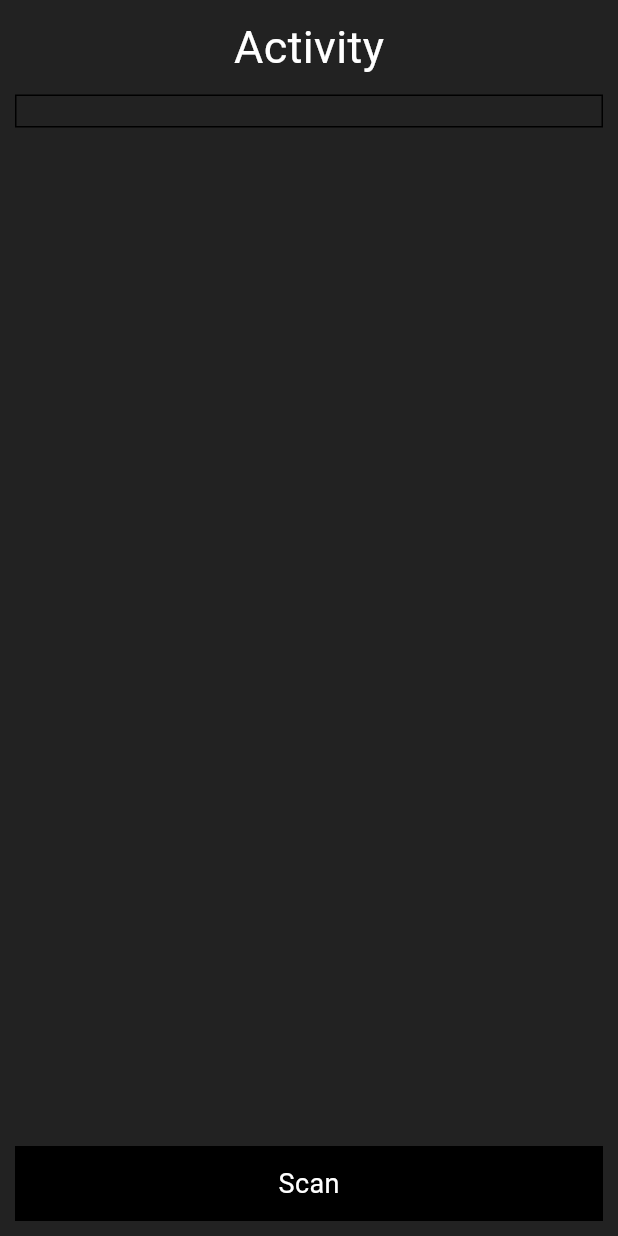
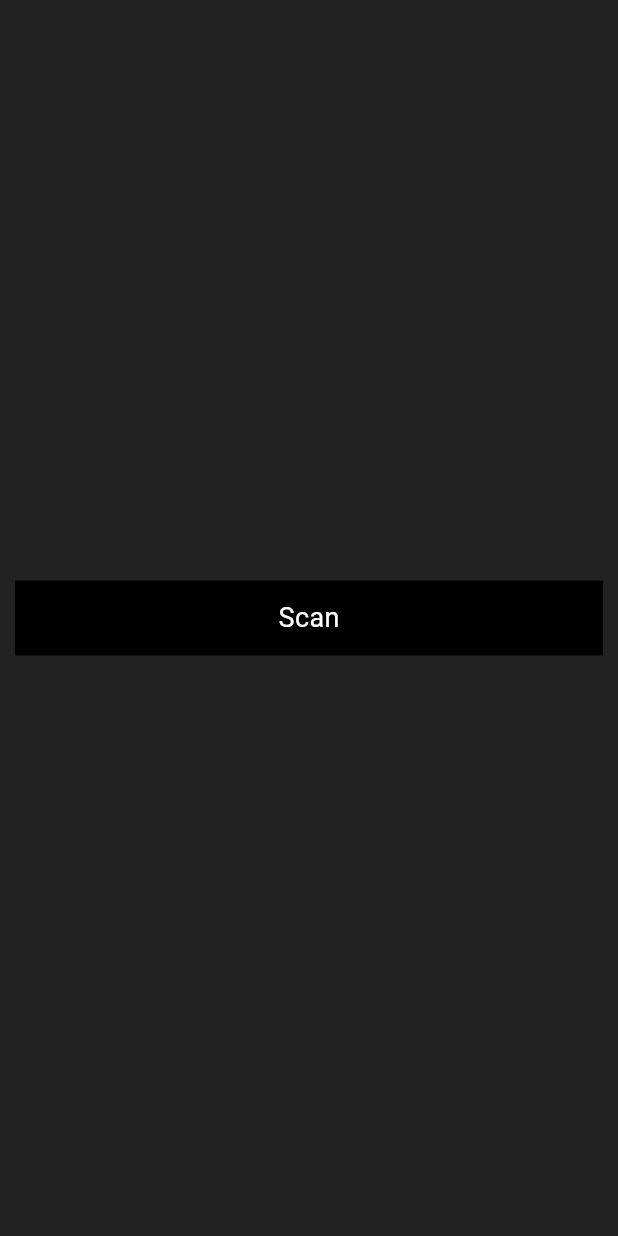
Before and after one commit to csitkmce/csi-attendance-app, a Flutter app: the HomePage screen opened directly, on a phone screen of 412 x 824 dp. Run offline on Flutter 3.47's test engine with Material 3 defaults, Android fonts, the light colour scheme and no system bars; our stand-ins replace dio, get, retrofit, slide_to_act; missing offline and left inert: qr_code_scanner_plus; generated files the repository leaves out were written again.

Commit message:
temp changes

```diff
--- a/lib/main.dart
+++ b/lib/main.dart
@@ -1,4 +1,4 @@
-import 'package:csi_attendance/pages/login/login.dart';
+import 'package:csi_attendance/pages/home/home.dart';
 import 'package:flutter/material.dart';
 import 'package:get/get.dart';
 import 'package:dio/dio.dart';
@@ -24,14 +24,16 @@ void setupDependencies() {
     dio.options.headers['Content-Type'] = 'application/json';
 
     // Add logging interceptor for debugging
-    dio.interceptors.add(LogInterceptor(
+    dio.interceptors.add(
+      LogInterceptor(
         requestBody: true,
         responseBody: true,
         requestHeader: true,
         responseHeader: true,
         error: true,
         logPrint: (obj) => print("[API] $obj"),
-    ));
+      ),
+    );
 
     print("Dio configured successfully");
 
@@ -44,7 +46,6 @@ void setupDependencies() {
     Get.put<MainController>(MainController(apiService));
 
     print("Dependencies registered successfully");
-
   } catch (e, stackTrace) {
     print("ERROR setting up dependencies: $e");
     print("Stack trace: $stackTrace");
@@ -62,7 +63,7 @@ class MyApp extends StatelessWidget {
       theme: ThemeData(
         colorScheme: ColorScheme.fromSeed(seedColor: Colors.black),
       ),
-      home: LoginPage(),
+      home: HomePage(),
     );
   }
 }
--- a/lib/pages/home/home.dart
+++ b/lib/pages/home/home.dart
@@ -20,22 +20,23 @@ class HomePage extends StatelessWidget {
             return Padding(
               padding: const EdgeInsets.all(10),
               child: Column(
+                mainAxisAlignment: MainAxisAlignment.center,
                 crossAxisAlignment: CrossAxisAlignment.start,
                 children: [
-                  Expanded(
-                    child: Column(
-                      children: [
-                        Text('Activity', style: Styles.titleStyle),
-                        SizedBox(height: 10),
-                        Container(
-                          padding: EdgeInsets.all(10),
-                          decoration: BoxDecoration(
-                            border: Border.all(color: Colors.black),
-                          ),
-                        ),
-                      ],
-                    ),
-                  ),
+                  // Expanded(
+                  //   child: Column(
+                  //     children: [
+                  //       Text('Activity', style: Styles.titleStyle),
+                  //       SizedBox(height: 10),
+                  //       Container(
+                  //         padding: EdgeInsets.all(10),
+                  //         decoration: BoxDecoration(
+                  //           border: Border.all(color: Colors.black),
+                  //         ),
+                  //       ),
+                  //     ],
+                  //   ),
+                  // ),
                   RectButton(
                     text: 'Scan',
                     onTap: (text) {
```
Lines whose indentation alone changed are shown as unchanged.
